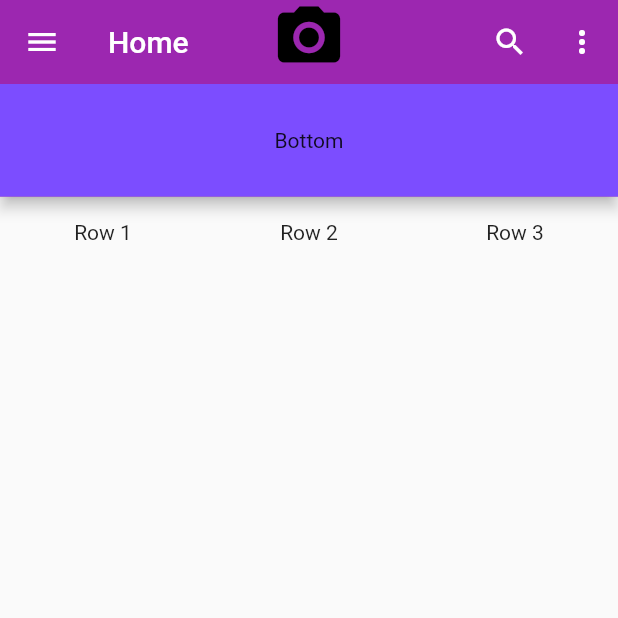
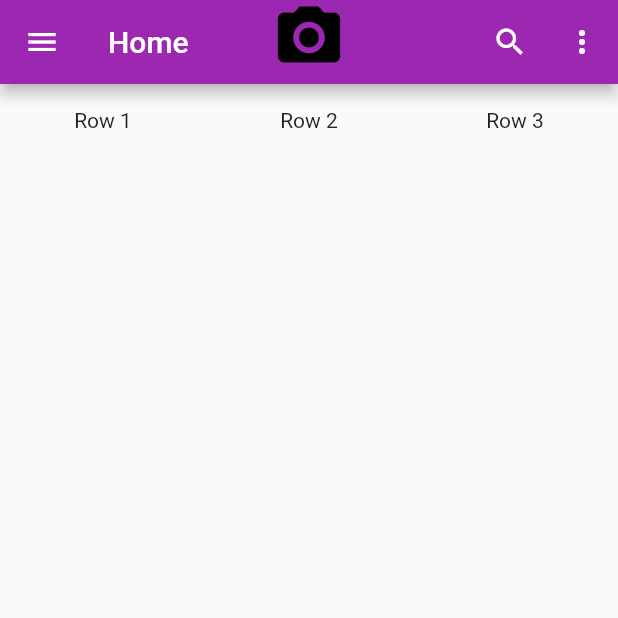
Before and after one commit to rohansunar15/flutter_practise_ch6, a Flutter app: the screen it shows after launch, on a phone screen of 412 x 824 dp, the top half of it. Run offline on Flutter 3.47's test engine with Material 2 defaults, Android fonts, the phone set to English and light mode, and no system bars.

Commit message:
rows and column

```diff
--- a/lib/Home.dart
+++ b/lib/Home.dart
@@ -35,7 +35,7 @@ class _HomeState extends State<Home> {
                 color: Colors.black,
                 ),
               ),
-          bottom: PreferredSize(
+          /*bottom: PreferredSize(
             child: Container(
               color: Colors.deepPurpleAccent,
               height: 75.0,
@@ -45,7 +45,7 @@ class _HomeState extends State<Home> {
               ),
             ),
             preferredSize: Size.fromHeight(75.0),
-          ),
+          ),*/
 
         ),
 
```
